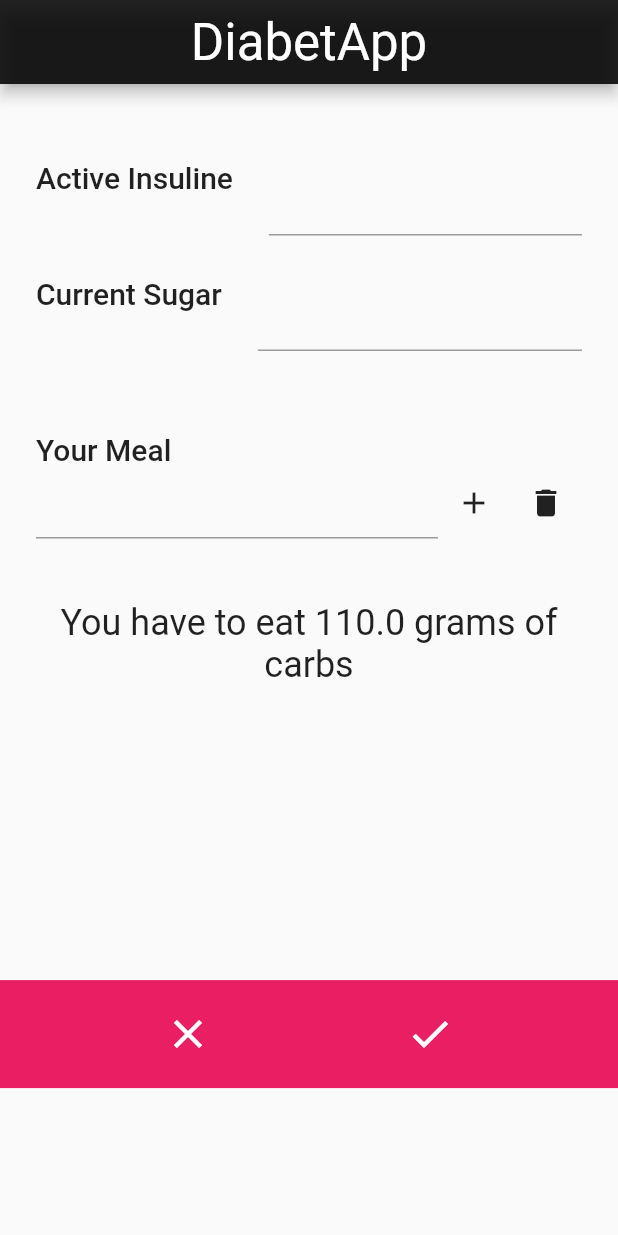
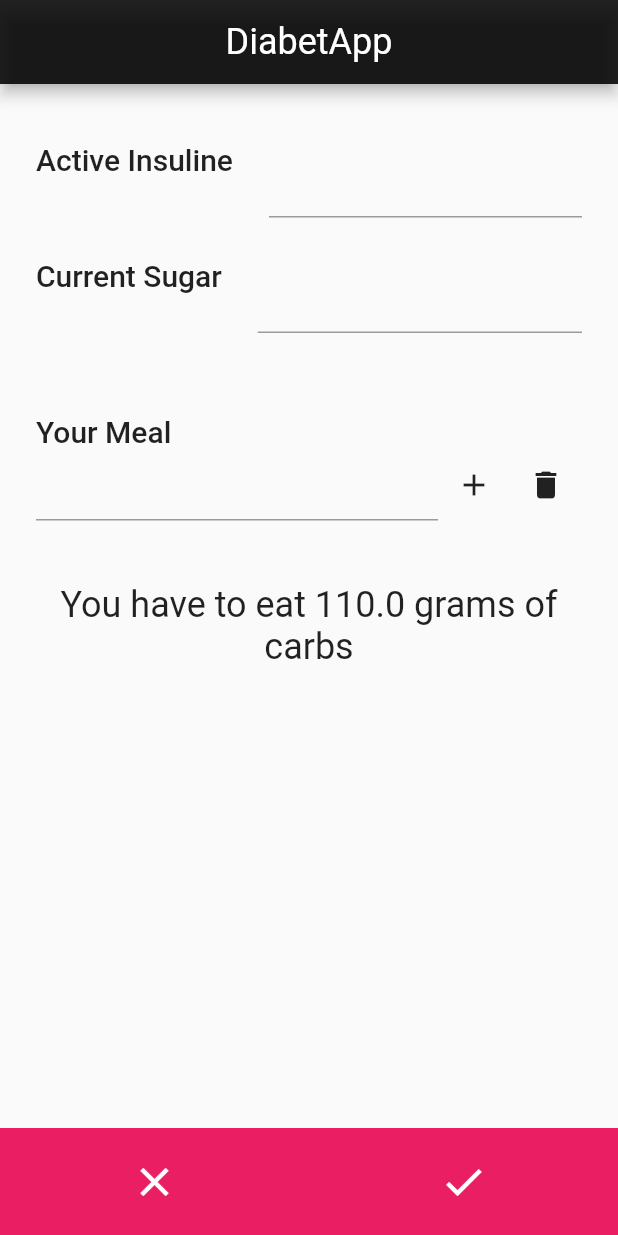
Before and after one commit to maurodibert/diabetapp, a Flutter app: the screen it shows after launch, after a tap on the "check" icon, on a phone screen of 412 x 824 dp. Run offline on Flutter 3.47's test engine with Material 2 defaults, Android fonts, the phone set to English and light mode, and no system bars; our stand-ins replace bloc, dio, equatable, flutter_bloc, rxdart; missing offline and left inert: flutter_services_binding; generated files the repository leaves out were written again.

Commit message:
nutrients adder as stack

```diff
--- a/lib/home/view/home.dart
+++ b/lib/home/view/home.dart
@@ -21,7 +21,7 @@ class HomeView extends StatelessWidget {
           'DiabetApp',
           style: Theme.of(context)
               .textTheme
-              .headline4!
+              .headline5!
               .copyWith(color: Colors.white),
         ),
         centerTitle: true,
--- /dev/null
+++ b/lib/nutrients/widgets/action_buttons.dart
@@ -0,0 +1,87 @@
+import 'package:diabetapp/nutrients/bloc/nutrients_bloc.dart';
+import 'package:flutter/material.dart';
+import 'package:provider/src/provider.dart';
+
+class ActionButtons extends StatelessWidget {
+  const ActionButtons({
+    Key? key,
+    required this.width,
+    required this.bloc,
+    required this.scrollTop,
+    required this.scrollBottom,
+    required this.iconSize,
+    required this.formKey,
+    required this.cleanControllers,
+  }) : super(key: key);
+
+  final double width;
+  final NutrientsBloc bloc;
+  final void Function() scrollTop;
+  final void Function() scrollBottom;
+  final void Function() cleanControllers;
+  final double iconSize;
+  final GlobalKey<FormState> formKey;
+
+  @override
+  Widget build(BuildContext context) {
+    return Positioned(
+      bottom: 0,
+      right: 0,
+      child: Container(
+        color: Colors.pink,
+        width: width,
+        child: Row(
+          children: [
+            SizedBox(
+              width: width / 2,
+              child: Padding(
+                padding: const EdgeInsets.all(12),
+                child: IconButton(
+                    color: Colors.white,
+                    icon: Icon(Icons.close),
+                    iconSize: iconSize,
+                    onPressed: () {
+                      bloc.add(NutrientsCleanIngredientsEvent(
+                          scrollingTop: scrollTop));
+                      cleanControllers();
+                    }),
+              ),
+            ),
+            if (context.watch<NutrientsBloc>().state.status ==
+                NutrientsStatus.loading)
+              Container(
+                width: width / 2,
+                child: Center(
+                  child: CircularProgressIndicator(
+                    color: Colors.white,
+                  ),
+                ),
+              )
+            else
+              Container(
+                width: width / 2,
+                child: Padding(
+                  padding: const EdgeInsets.all(12.0),
+                  child: IconButton(
+                    iconSize: 32,
+                    icon: Icon(
+                      Icons.check,
+                    ),
+                    color: Colors.white,
+                    onPressed: () {
+                      if (formKey.currentState!.validate()) {
+                        bloc.add(NutrientsGetResultEvent(
+                          scrollingBottom: scrollBottom,
+                          scrollingTop: scrollTop,
+                        ));
+                      }
+                    },
+                  ),
+                ),
+              ),
+          ],
+        ),
+      ),
+    );
+  }
+}
--- a/lib/nutrients/widgets/nutrients_adder.dart
+++ b/lib/nutrients/widgets/nutrients_adder.dart
@@ -4,9 +4,9 @@ import 'package:diabetapp/nutrients/bloc/nutrients_bloc.dart';
 import 'package:diabetapp/nutrients/widgets/result.dart';
 import 'package:diabetapp/nutrients/widgets/your_meal.dart';
 
+import 'action_buttons.dart';
 import 'active_insuline.dart';
 import 'current_sugar.dart';
-import 'package:diabetapp/l10n/l10n.dart';
 
 class NutrientsAdder extends StatefulWidget {
   const NutrientsAdder({Key? key}) : super(key: key);
@@ -37,19 +37,19 @@ class _NutrientsAdderState extends State<NutrientsAdder> {
     final width = MediaQuery.of(context).size.width;
     final height = MediaQuery.of(context).size.height;
     final bloc = context.read<NutrientsBloc>();
+    final iconSize = 32.0;
+    final appBarHeight = (Scaffold.of(context).appBarMaxHeight)!.toDouble();
 
     return Form(
       key: formKey,
-      child: Column(
-          mainAxisAlignment: MainAxisAlignment.spaceBetween,
-          mainAxisSize: MainAxisSize.min,
-          crossAxisAlignment: CrossAxisAlignment.start,
-          children: [
+      child: SizedBox(
+        height: height - appBarHeight,
+        child: Stack(children: [
           SizedBox(
-              height: height * 0.725,
+            height: height - appBarHeight - iconSize,
             child: ListView(
               controller: scrollController,
-                padding: EdgeInsets.all(24),
+              padding: EdgeInsets.fromLTRB(24, 12, 24, 36),
               children: [
                 ActiveInsuline(
                     insulineController: insulineController,
@@ -74,46 +74,17 @@ class _NutrientsAdderState extends State<NutrientsAdder> {
               ],
             ),
           ),
-            Container(
-              color: Colors.pink,
-              child: Row(
-                mainAxisSize: MainAxisSize.max,
-                mainAxisAlignment: MainAxisAlignment.spaceEvenly,
-                children: [
-                  Padding(
-                    padding: const EdgeInsets.all(12),
-                    child: IconButton(
-                        color: Colors.white,
-                        icon: Icon(Icons.close),
-                        iconSize: 32,
-                        onPressed: () {
-                          bloc.add(NutrientsCleanIngredientsEvent(
-                              scrollingTop: scrollTop));
-                          cleanControllers();
-                        }),
+          ActionButtons(
+            bloc: bloc,
+            cleanControllers: cleanControllers,
+            formKey: formKey,
+            iconSize: iconSize,
+            scrollBottom: scrollBottom,
+            scrollTop: scrollTop,
+            width: width,
           ),
-                  Padding(
-                    padding: const EdgeInsets.all(12.0),
-                    child: IconButton(
-                      iconSize: 32,
-                      icon: Icon(
-                        Icons.check,
+        ]),
       ),
-                      color: Colors.white,
-                      onPressed: () {
-                        if (formKey.currentState!.validate()) {
-                          bloc.add(NutrientsGetResultEvent(
-                            scrollingBottom: scrollBottom,
-                            scrollingTop: scrollTop,
-                          ));
-                        }
-                      },
-                    ),
-                  ),
-                ],
-              ),
-            )
-          ]),
     );
   }
 
--- a/lib/nutrients/widgets/result.dart
+++ b/lib/nutrients/widgets/result.dart
@@ -12,9 +12,7 @@ class Result extends StatelessWidget {
     final _textTheme = Theme.of(context).textTheme;
     switch (context.watch<NutrientsBloc>().state.status) {
       case NutrientsStatus.loading:
-        return const Center(
-          child: CircularProgressIndicator(),
-        );
+        return SizedBox.shrink();
       case NutrientsStatus.calculationSuccess:
         return ResultView();
       case NutrientsStatus.failure:
```
Lines whose indentation alone changed are shown as unchanged.
